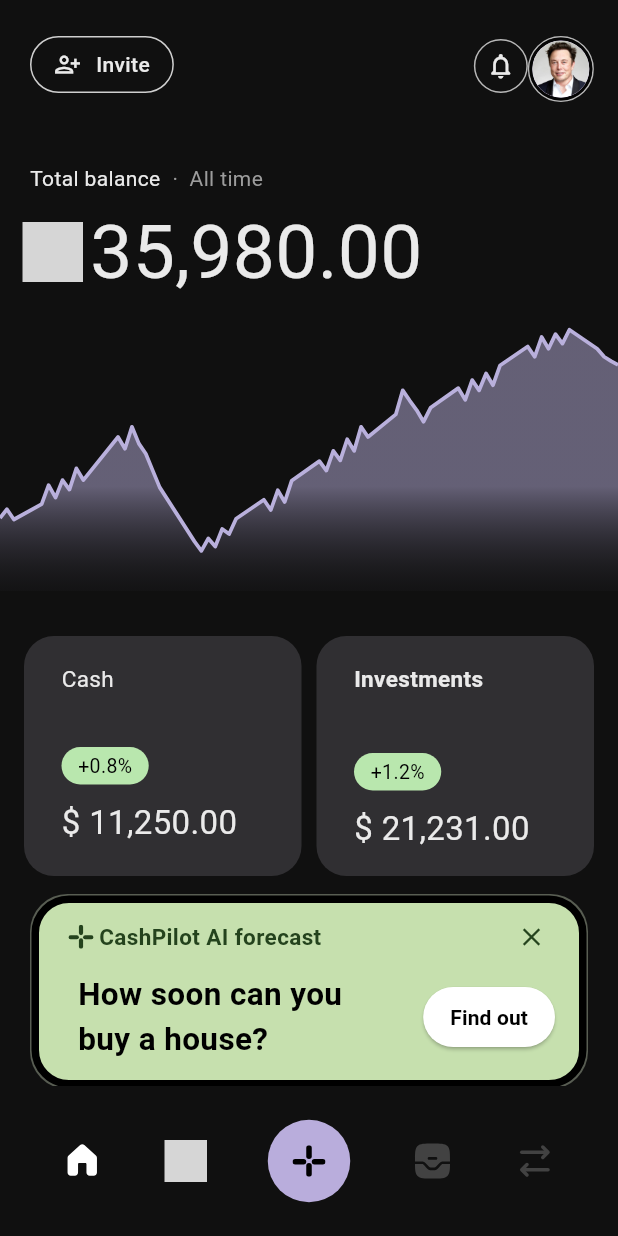
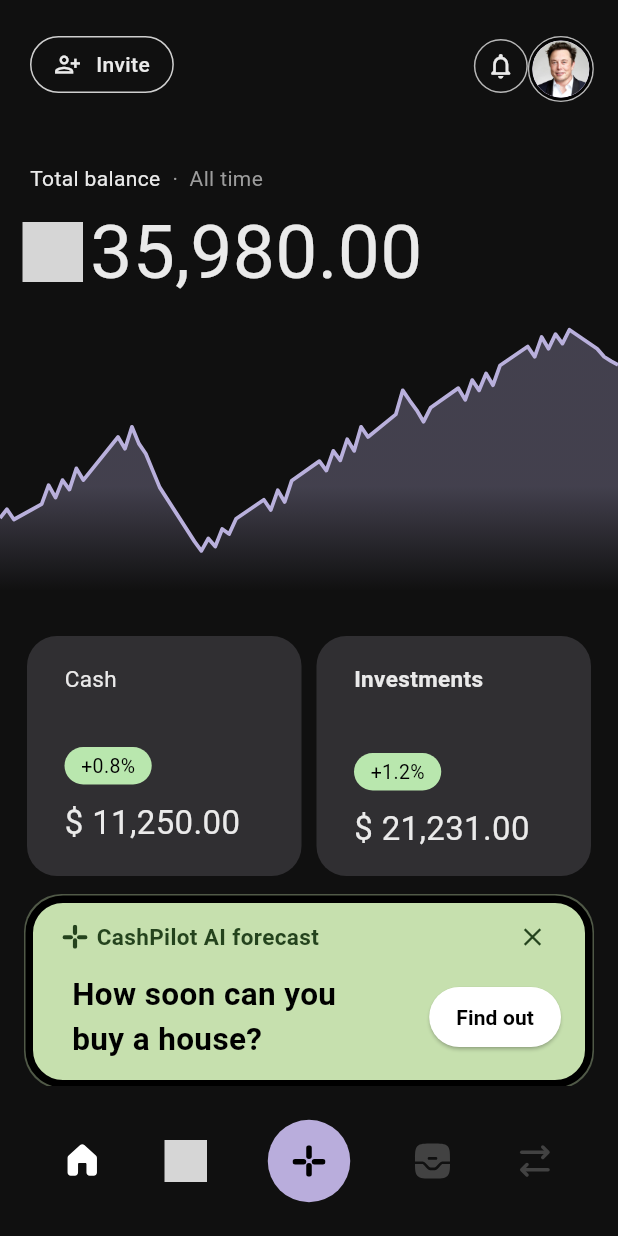
Before and after one commit to rhitverse/fintech-Project, a Flutter app: the screen it shows after launch, on a phone screen of 412 x 824 dp. Run offline on Flutter 3.47's test engine with Material 3 defaults, Android fonts, the light colour scheme and no system bars; drawn by our look-alikes of fl_chart; our stand-ins replace flutter_svg; Roboto replaces fonts that are missing (bold, medium, regular); grey boxes are pictures that could not be loaded.

Commit message:
Fourth Commit

```diff
--- a/lib/main.dart
+++ b/lib/main.dart
@@ -1,16 +1,22 @@
-import 'package:fintechproject/pages/home_page.dart';
 import 'package:flutter/material.dart';
+import 'pages/main_page.dart';
+
 void main() {
   runApp(const MyApp());
 }
 
 class MyApp extends StatelessWidget {
   const MyApp({super.key});
+
   @override
   Widget build(BuildContext context) {
     return MaterialApp(
       debugShowCheckedModeBanner: false,
-      home: const HomeScreen(),
+      title: 'Fintech App',
+      theme: ThemeData(
+        scaffoldBackgroundColor: Color(0XFF101010),
+      ),
+      home: const MainPage(), // ✅ yahi call hoga
     );
   }
 }
--- a/lib/pages/home_page.dart
+++ b/lib/pages/home_page.dart
@@ -1,7 +1,6 @@
 import 'package:fintechproject/widget/ui_helper.dart';
 import 'package:flutter/material.dart';
 import 'package:fl_chart/fl_chart.dart';
-
 import '../widget/bottom_navigation_item.dart';
 
 class HomeScreen extends StatelessWidget {
@@ -242,9 +241,9 @@ class HomeScreen extends StatelessWidget {
                             show: true,
                             gradient: LinearGradient(
                               colors: [
-                                const Color(0xFFB8AFDB).withValues(alpha: 0.5),
-                                const Color(0xFFB8AFDB).withValues(alpha: 0.5),
-                                const Color(0xFF32303A).withValues(alpha: 0.1),
+                                const Color(0xFFB8AFDB).withOpacity(0.3),
+                                const Color(0xFFB8AFDB).withOpacity(0.3),
+                                const Color(0xFFB8AFDB).withOpacity(0.0),
                               ],
                               begin: Alignment.topCenter,
                               end: Alignment.bottomCenter,
@@ -261,18 +260,20 @@ class HomeScreen extends StatelessWidget {
                   child: Column(
                     children: [
                       Padding(
-                        padding: const EdgeInsets.symmetric(horizontal: 16,),
+                        padding: const EdgeInsets.symmetric(horizontal: 18),
                         child: Row(
                           children: [
                             Expanded(
                               child: Container(
-                                height: 160, // ✅ fixed height for both cards
+                                height: 160,
                                 padding: const EdgeInsets.symmetric(
                                   horizontal: 25,
                                   vertical: 16,
                                 ),
                                 decoration: BoxDecoration(
-                                  color: const Color(0xFF302F32), // dark background
+                                  color: const Color(
+                                    0xFF302F32,
+                                  ), // dark background
                                   borderRadius: BorderRadius.circular(20),
                                 ),
                                 child: Column(
@@ -298,7 +299,9 @@ class HomeScreen extends StatelessWidget {
                                         ),
                                         decoration: BoxDecoration(
                                           color: Color(0xFFB9E7AE),
-                                          borderRadius: BorderRadius.circular(16),
+                                          borderRadius: BorderRadius.circular(
+                                            16,
+                                          ),
                                         ),
                                         child: const Text(
                                           "+0.8%",
@@ -313,7 +316,9 @@ class HomeScreen extends StatelessWidget {
                                     Row(
                                       children: [
                                         Padding(
-                                          padding: const EdgeInsets.only(top: 10),
+                                          padding: const EdgeInsets.only(
+                                            top: 10,
+                                          ),
                                           child: const Text(
                                             "\$ 11,250.00",
                                             style: TextStyle(
@@ -358,7 +363,9 @@ class HomeScreen extends StatelessWidget {
                                     Row(
                                       children: [
                                         Padding(
-                                          padding: const EdgeInsets.only(top: 39),
+                                          padding: const EdgeInsets.only(
+                                            top: 39,
+                                          ),
                                           child: Container(
                                             padding: const EdgeInsets.symmetric(
                                               horizontal: 11,
@@ -366,7 +373,8 @@ class HomeScreen extends StatelessWidget {
                                             ),
                                             decoration: BoxDecoration(
                                               color: Color(0xFFB9E7AE),
-                                              borderRadius: BorderRadius.circular(16),
+                                              borderRadius:
+                                                  BorderRadius.circular(16),
                                             ),
                                             child: const Text(
                                               "+1.2%",
@@ -383,7 +391,9 @@ class HomeScreen extends StatelessWidget {
                                     Row(
                                       children: [
                                         Padding(
-                                          padding: const EdgeInsets.only(top: 10),
+                                          padding: const EdgeInsets.only(
+                                            top: 10,
+                                          ),
                                           child: const Text(
                                             "\$ 21,231.00",
                                             style: TextStyle(
@@ -407,12 +417,12 @@ class HomeScreen extends StatelessWidget {
                 ),
                 const SizedBox(height: 12),
                 Padding(
-                  padding: const EdgeInsets.symmetric(horizontal: 20),
+                  padding: const EdgeInsets.symmetric(horizontal: 16),
                   child: Container(
                     height: 130,
                     padding: const EdgeInsets.all(1),
                     decoration: BoxDecoration(
-                      color: Color(0xffddedce).withValues(alpha: 0.35),
+                      color: Color(0xFFC6E0AE).withValues(alpha: 0.35),
                       borderRadius: BorderRadius.circular(25),
                     ),
                     child: Container(
@@ -504,14 +514,13 @@ class HomeScreen extends StatelessWidget {
                     ),
                   ),
                 ),
-                const SizedBox(height: 12),
+          const SizedBox(height: 11),
           Padding(
-                  padding: const EdgeInsets.symmetric(
-                    horizontal: 19,
-                  ),
+            padding: const EdgeInsets.symmetric(horizontal: 18),
             child: Container(
               height: 130,
               width: double.infinity,
+              padding: const EdgeInsets.symmetric(horizontal: 16, vertical: 12),
               decoration: BoxDecoration(
                 color: const Color(0xFF302F32),
                 borderRadius: BorderRadius.circular(25),
@@ -519,16 +528,15 @@ class HomeScreen extends StatelessWidget {
               child: Column(
                 crossAxisAlignment: CrossAxisAlignment.start,
                 children: [
+                  const SizedBox(height: 9), // 👈 replaces top padding
                   Padding(
-                          padding: const EdgeInsets.only(top: 20,left: 25),
-                          child: const Text(
-                            "Goals",
-                            style: TextStyle(
-                              color: Color(0XFFEAEAEA),
-                              fontSize: 25,
-                              fontWeight: FontWeight.w600,
-                              fontFamily: "bold"
-                            ),
+                    padding: const EdgeInsets.only(left: 12),
+                    child: UiHelper.CustomText(
+                      text: "Goals",
+                      color: const Color(0XFFEAEAEA),
+                      fontweight: FontWeight.w600,
+                      fontsize: 27,
+                      fontfamily: "bold",
                     ),
                   ),
                 ],
@@ -540,7 +548,6 @@ class HomeScreen extends StatelessWidget {
           ),
         ),
       ),
-      bottomNavigationBar: const BottomNavigationItem(),
     );
   }
 }
--- a/lib/pages/main_page.dart
+++ b/lib/pages/main_page.dart
@@ -0,0 +1,46 @@
+import 'package:flutter/material.dart';
+import 'package:fintechproject/pages/home_page.dart';
+import 'package:fintechproject/pages/add_page.dart';
+import 'package:fintechproject/pages/search_page.dart';
+import 'package:fintechproject/pages/swap_page.dart';
+import 'package:fintechproject/pages/inbox_page.dart';
+import '../widget/bottom_navigation_item.dart';
+
+class MainPage extends StatefulWidget {
+  const MainPage({super.key});
+
+  @override
+  State<MainPage> createState() => _MainPageState();
+}
+
+class _MainPageState extends State<MainPage> {
+  // 🔹 Default selected page: Home
+  int selectedIndex = 0;
+
+  // 🔹 Pages list in the same order as bottom nav icons
+  final List<Widget> pages = [
+    const HomeScreen(),
+    const SearchPage(),
+    const AddPage(),
+    const InboxPage(),
+    const SwapPage(),
+  ];
+
+  @override
+  Widget build(BuildContext context) {
+    return Scaffold(
+      // 🔹 Show current page
+      body: pages[selectedIndex],
+
+      // 🔹 Bottom Navigation
+      bottomNavigationBar: BottomNavigationItem(
+        selectedIndex: selectedIndex,
+        onTap: (index) {
+          setState(() {
+            selectedIndex = index; // 🔹 Page changes on tap
+          });
+        },
+      ),
+    );
+  }
+}
--- a/lib/widget/bottom_navigation_item.dart
+++ b/lib/widget/bottom_navigation_item.dart
@@ -1,20 +1,20 @@
 import 'package:flutter/material.dart';
 import 'package:flutter_svg/flutter_svg.dart';
 
-class BottomNavigationItem extends StatefulWidget {
-  const BottomNavigationItem({super.key});
+class BottomNavigationItem extends StatelessWidget {
+  final int selectedIndex;
+  final Function(int) onTap;
 
-  @override
-  State<BottomNavigationItem> createState() => _BottomNavigationItemState();
-}
+  const BottomNavigationItem({
+    super.key,
+    required this.selectedIndex,
+    required this.onTap,
+  });
 
-class _BottomNavigationItemState extends State<BottomNavigationItem> {
-  int selectedIndex = 0;
-
-  final List<String> navIcons = [
+  final List<String> navIcons = const [
     "assets/svg/ic_home.svg",
     "assets/svg/ic_search.svg",
-    "assets/svg/Group5.svg", // 🔹 Middle button
+    "assets/svg/Group5.svg", // middle icon
     "assets/svg/inbox.svg",
     "assets/svg/swap.svg",
   ];
@@ -36,20 +36,16 @@ class _BottomNavigationItemState extends State<BottomNavigationItem> {
           final iconPath = navIcons[index];
           final isSelected = index == selectedIndex;
 
-          // 🔹 Special style for middle icon (Group5.svg)
+          // 🔹 Special case for middle icon
           if (index == 2) {
             return GestureDetector(
-              onTap: () {
-                setState(() {
-                  selectedIndex = index;
-                });
-              },
+              onTap: () => onTap(index),
               child: Container(
                 height: 55,
                 width: 55,
                 decoration: const BoxDecoration(
                   shape: BoxShape.circle,
-                  color: Color(0xFFB9ADDC), // light purple background
+                  color: Color(0xFFB9ADDC),
                 ),
                 child: Center(
                   child: SvgPicture.asset(
@@ -57,7 +53,7 @@ class _BottomNavigationItemState extends State<BottomNavigationItem> {
                     height: 22,
                     width: 22,
                     colorFilter: const ColorFilter.mode(
-                      Colors.black, // icon color (you can adjust)
+                      Colors.black,
                       BlendMode.srcIn,
                     ),
                   ),
@@ -66,13 +62,9 @@ class _BottomNavigationItemState extends State<BottomNavigationItem> {
             );
           }
 
-          // 🔹 Default style for other icons
+          // 🔹 Normal icons
           return GestureDetector(
-            onTap: () {
-              setState(() {
-                selectedIndex = index;
-              });
-            },
+            onTap: () => onTap(index),
             child: SvgPicture.asset(
               iconPath,
               height: 28,
--- a/pubspec.yaml
+++ b/pubspec.yaml
@@ -36,6 +36,7 @@ dependencies:
   uuid: ^4.5.1
   flutter_map: ^8.2.2
   fl_chart: ^1.1.0
+  flutter_screenutil: ^5.9.0
 
   # Latlong2 for geographical coordinates (required by flutter_map)
   http: ^1.5.0
```
Also changed, not shown: lib/pages/add_page.dart (+22 -0 lines), lib/pages/inbox_page.dart (added, +18 -0 lines), lib/pages/search_page.dart (added, +19 -0 lines), lib/pages/swap_page.dart (added, +18 -0 lines), lib/pages/serch_page.dart (deleted), pubspec.lock. Lines whose indentation alone changed are shown as unchanged.
